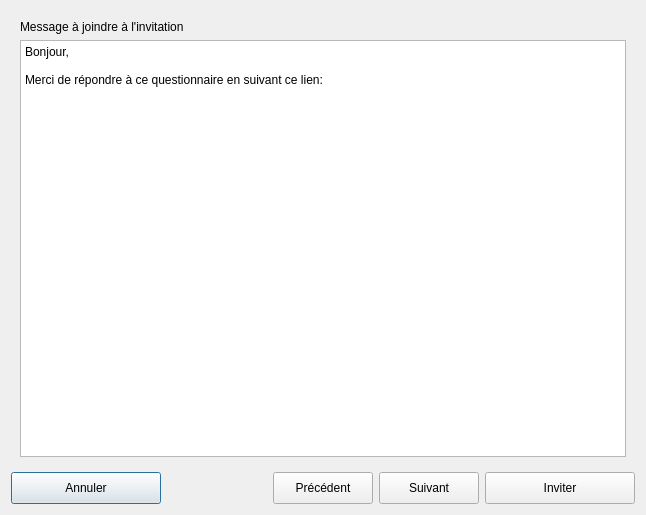
Above: client/src/dialogs/TestInvitationDialog.ui from introlab/openteraplus before the change. Below: the same form after it.
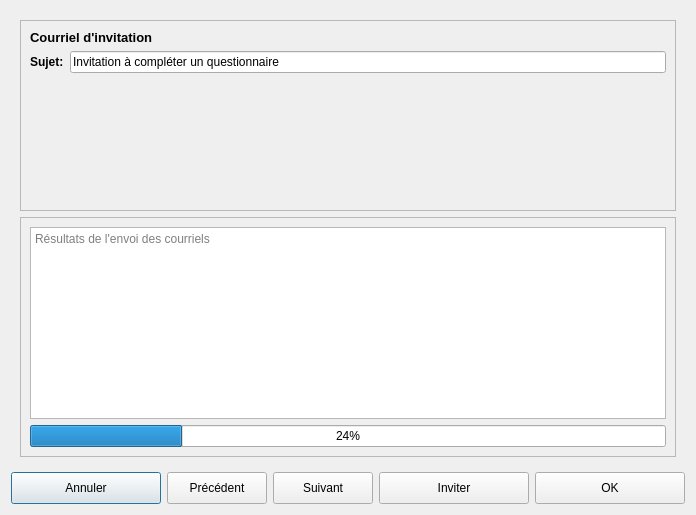
That is the form after the change. The open tabs and pages were chosen to show the change. Icons and pictures are not drawn. Custom widgets are drawn as their Qt base class.

Commit message: Refs #99. Added support to email test invitations.

The edit to the form file:
```diff
--- a/client/src/dialogs/TestInvitationDialog.ui
+++ b/client/src/dialogs/TestInvitationDialog.ui
@@ -208,19 +208,93 @@
      <widget class="QWidget" name="pageMessage">
       <layout class="QVBoxLayout" name="verticalLayout_3">
        <item>
-        <widget class="QLabel" name="lblMessage">
-         <property name="text">
-          <string>Message à joindre à l'invitation</string>
+        <widget class="QFrame" name="frameMessage">
+         <property name="frameShape">
+          <enum>QFrame::Shape::StyledPanel</enum>
          </property>
+         <property name="frameShadow">
+          <enum>QFrame::Shadow::Raised</enum>
+         </property>
+         <layout class="QVBoxLayout" name="verticalLayout_5">
+          <item>
+           <widget class="QLabel" name="lblMessage">
+            <property name="font">
+             <font>
+              <pointsize>10</pointsize>
+              <bold>true</bold>
+             </font>
+            </property>
+            <property name="text">
+             <string>Courriel d'invitation</string>
+            </property>
+           </widget>
+          </item>
+          <item>
+           <layout class="QHBoxLayout" name="horizontalLayout_2">
+            <item>
+             <widget class="QLabel" name="lblSubject">
+              <property name="font">
+               <font>
+                <bold>true</bold>
+               </font>
+              </property>
+              <property name="text">
+               <string>Sujet:</string>
+              </property>
+             </widget>
+            </item>
+            <item>
+             <widget class="QLineEdit" name="txtSubject">
+              <property name="text">
+               <string>Invitation à compléter un questionnaire</string>
+              </property>
+             </widget>
+            </item>
+           </layout>
+          </item>
+          <item>
+           <widget class="EmailTemplateWidget" name="txtMessage" native="true">
+            <property name="sizePolicy">
+             <sizepolicy hsizetype="Expanding" vsizetype="Expanding">
+              <horstretch>0</horstretch>
+              <verstretch>0</verstretch>
+             </sizepolicy>
+            </property>
+           </widget>
+          </item>
+         </layout>
         </widget>
        </item>
        <item>
-        <widget class="QPlainTextEdit" name="txtMessage">
-         <property name="plainText">
-          <string>Bonjour,
-
-Merci de répondre à ce questionnaire en suivant ce lien:</string>
+        <widget class="QFrame" name="frameEmails">
+         <property name="frameShape">
+          <enum>QFrame::Shape::StyledPanel</enum>
          </property>
+         <property name="frameShadow">
+          <enum>QFrame::Shadow::Raised</enum>
+         </property>
+         <layout class="QVBoxLayout" name="verticalLayout_4">
+          <item>
+           <widget class="QTextEdit" name="txtEmailLogs">
+            <property name="readOnly">
+             <bool>true</bool>
+            </property>
+            <property name="placeholderText">
+             <string>Résultats de l'envoi des courriels</string>
+            </property>
+           </widget>
+          </item>
+          <item>
+           <widget class="QProgressBar" name="progressEmails">
+            <property name="value">
+             <number>24</number>
+            </property>
+            <property name="alignment">
+             <set>Qt::AlignmentFlag::AlignCenter</set>
+            </property>
+           </widget>
+          </item>
+         </layout>
         </widget>
        </item>
       </layout>
@@ -346,6 +420,32 @@
        </property>
       </widget>
      </item>
+     <item>
+      <widget class="QPushButton" name="btnDone">
+       <property name="minimumSize">
+        <size>
+         <width>150</width>
+         <height>32</height>
+        </size>
+       </property>
+       <property name="cursor">
+        <cursorShape>PointingHandCursor</cursorShape>
+       </property>
+       <property name="text">
+        <string>OK</string>
+       </property>
+       <property name="icon">
+        <iconset resource="../../resources/TeraClient.qrc">
+         <normaloff>:/icons/ok.png</normaloff>:/icons/ok.png</iconset>
+       </property>
+       <property name="iconSize">
+        <size>
+         <width>24</width>
+         <height>24</height>
+        </size>
+       </property>
+      </widget>
+     </item>
     </layout>
    </item>
   </layout>
@@ -357,6 +457,12 @@
    <header>widgets/SessionInviteWidget.h</header>
    <container>1</container>
   </customwidget>
+  <customwidget>
+   <class>EmailTemplateWidget</class>
+   <extends>QWidget</extends>
+   <header>services/EmailService/EmailTemplateWidget.h</header>
+   <container>1</container>
+  </customwidget>
  </customwidgets>
  <resources>
   <include location="../../resources/TeraClient.qrc"/>
```
The commit also changes 6 other files.
